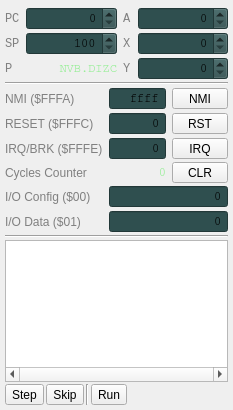
Old version of the form cpuwidget.ui in the repository rjaremczak/mo65x.
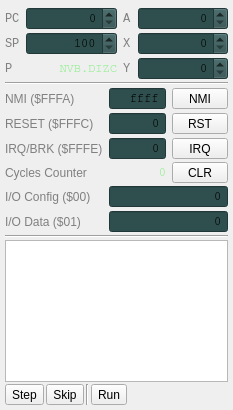
New version of the form. Custom widgets are drawn as their Qt base class.

```diff
--- a/cpuwidget.ui
+++ b/cpuwidget.ui
@@ -674,7 +674,7 @@
        <enum>Qt::ScrollBarAlwaysOff</enum>
       </property>
       <property name="horizontalScrollBarPolicy">
-       <enum>Qt::ScrollBarAlwaysOn</enum>
+       <enum>Qt::ScrollBarAlwaysOff</enum>
       </property>
       <property name="sizeAdjustPolicy">
        <enum>QAbstractScrollArea::AdjustToContentsOnFirstShow</enum>
```
